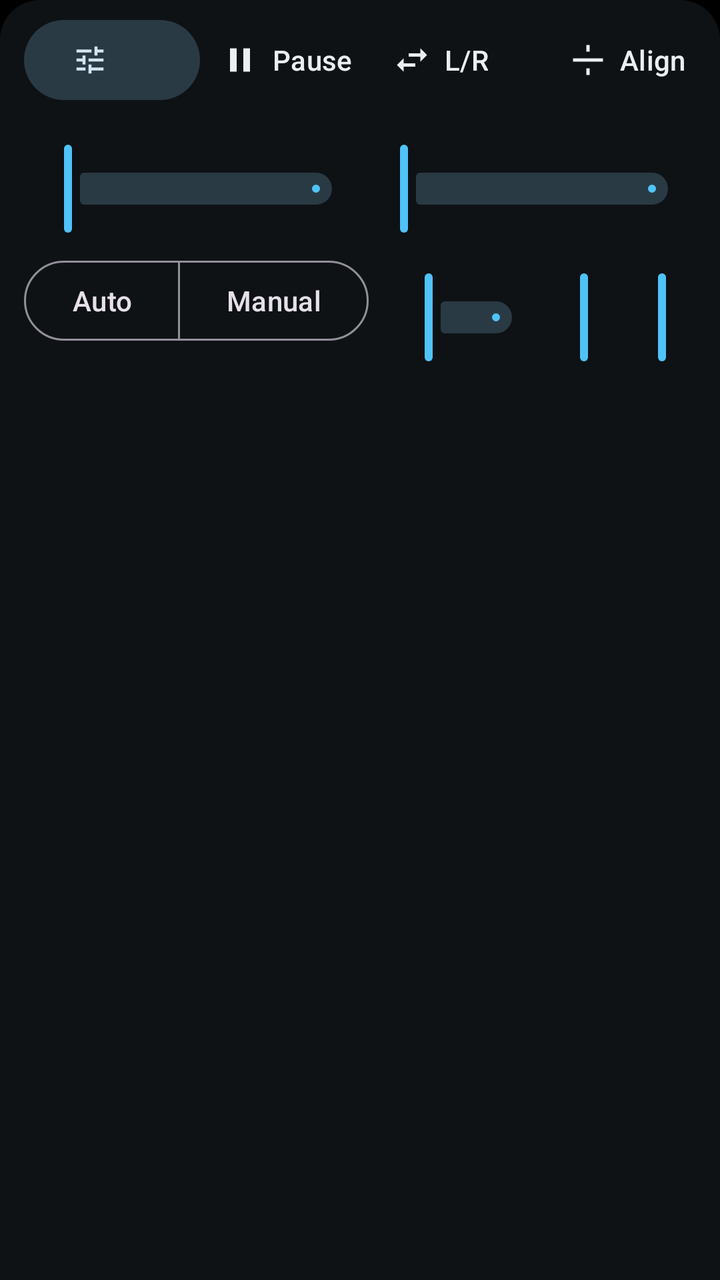
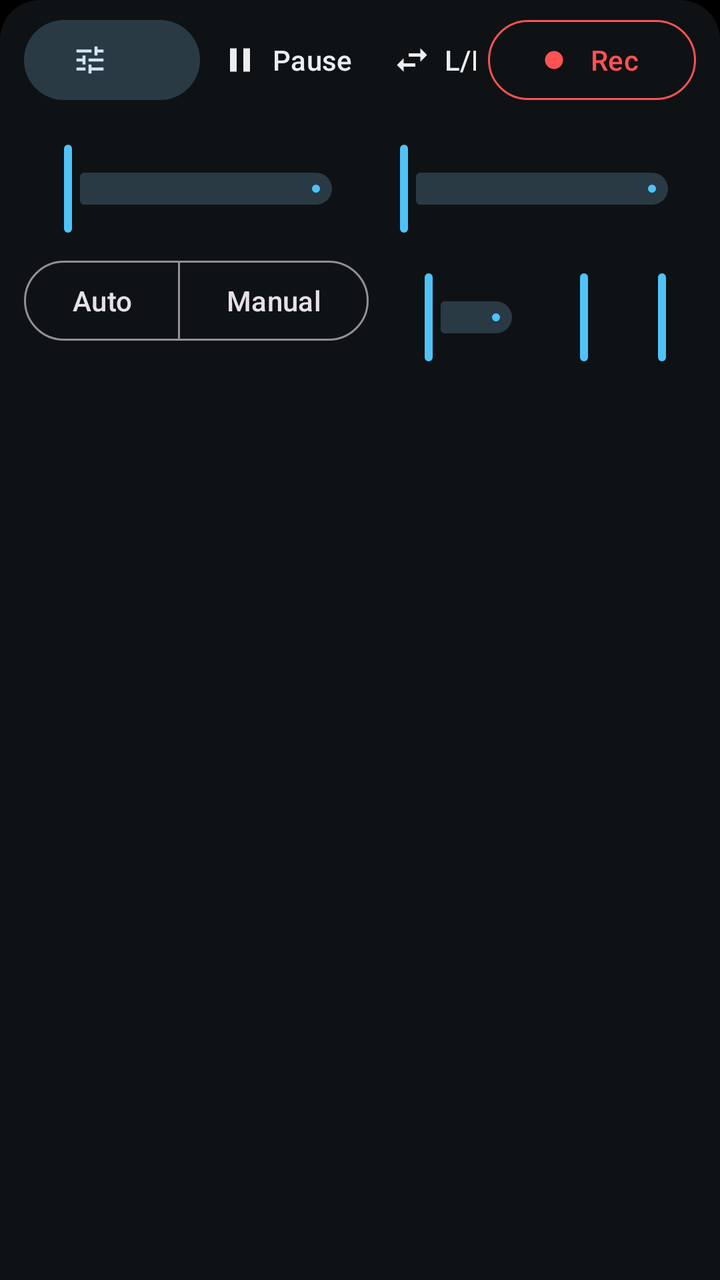

The first picture is an Android layout as it rendered before a commit; the second is the same layout after the commit. The layout source and the unified diff follow.
<!-- AndroidManifest.xml: application theme Theme.StereoView -->
<!-- res/layout/overlay_controls.xml -->
<?xml version="1.0" encoding="utf-8"?>
<LinearLayout xmlns:android="http://schemas.android.com/apk/res/android"
    xmlns:app="http://schemas.android.com/apk/res-auto"
    android:layout_width="match_parent"
    android:layout_height="wrap_content"
    android:background="@drawable/bg_panel"
    android:orientation="vertical"
    android:paddingHorizontal="12dp"
    android:paddingTop="6dp"
    android:paddingBottom="6dp">

    
    <LinearLayout
        android:layout_width="match_parent"
        android:layout_height="wrap_content"
        android:gravity="center_vertical"
        android:orientation="horizontal">

        <com.google.android.material.button.MaterialButton
            android:id="@+id/profileButton"
            style="@style/Widget.Material3.Button.TonalButton"
            android:layout_width="wrap_content"
            android:layout_height="wrap_content"
            android:maxWidth="220dp"
            android:ellipsize="end"
            android:maxLines="1"
            android:textAllCaps="false"
            app:icon="@drawable/ic_profile"
            app:iconSize="18dp" />

        <View
            android:layout_width="0dp"
            android:layout_height="1dp"
            android:layout_weight="1" />

        <com.google.android.material.button.MaterialButton
            android:id="@+id/playButton"
            style="@style/Widget.StereoView.ToolButton"
            android:layout_width="wrap_content"
            android:layout_height="wrap_content"
            android:text="@string/pause"
            app:icon="@drawable/ic_pause" />

        <com.google.android.material.button.MaterialButton
            android:id="@+id/swapButton"
            style="@style/Widget.StereoView.ToolButton"
            android:layout_width="wrap_content"
            android:layout_height="wrap_content"
            android:text="@string/swap"
            app:icon="@drawable/ic_swap" />

        <com.google.android.material.button.MaterialButton
            android:id="@+id/scaleButton"
            style="@style/Widget.StereoView.ToolButton"
            android:layout_width="wrap_content"
            android:layout_height="wrap_content" />

        <com.google.android.material.button.MaterialButton
            android:id="@+id/alignButton"
            style="@style/Widget.StereoView.ToolButton"
            android:layout_width="wrap_content"
            android:layout_height="wrap_content"
            android:text="@string/align"
            app:icon="@drawable/ic_align" />

        <com.google.android.material.button.MaterialButton
            android:id="@+id/hudButton"
            style="@style/Widget.StereoView.ToolButton"
            android:layout_width="wrap_content"
            android:layout_height="wrap_content"
            android:text="@string/hud" />

        <com.google.android.material.button.MaterialButton
            android:id="@+id/infoButton"
            style="@style/Widget.StereoView.ToolButton"
            android:layout_width="wrap_content"
            android:layout_height="wrap_content"
            android:contentDescription="@string/info"
            app:icon="@drawable/ic_info" />

        <com.google.android.material.button.MaterialButton
            android:id="@+id/settingsButton"
            style="@style/Widget.StereoView.ToolButton"
            android:layout_width="wrap_content"
            android:layout_height="wrap_content"
            android:contentDescription="@string/settings"
            app:icon="@drawable/ic_settings" />

        <com.google.android.material.button.MaterialButton
            android:id="@+id/collapseButton"
            style="@style/Widget.StereoView.ToolButton"
            android:layout_width="wrap_content"
            android:layout_height="wrap_content"
            android:contentDescription="@string/collapse"
            app:icon="@drawable/ic_expand_more" />

        <com.google.android.material.button.MaterialButton
            android:id="@+id/recordButton"
            style="@style/Widget.Material3.Button.OutlinedButton"
            android:layout_width="wrap_content"
            android:layout_height="wrap_content"
            android:layout_marginStart="6dp"
            android:minWidth="104dp"
            android:text="@string/record"
            android:textColor="@color/record"
            app:icon="@drawable/ic_record"
            app:iconTint="@color/record"
            app:strokeColor="@color/record" />
    </LinearLayout>

    
    <LinearLayout
        android:id="@+id/sliders"
        android:layout_width="match_parent"
        android:layout_height="wrap_content"
        android:orientation="vertical">

        <LinearLayout
            android:layout_width="match_parent"
            android:layout_height="wrap_content"
            android:baselineAligned="false"
            android:orientation="horizontal">

            <LinearLayout
                android:layout_width="0dp"
                android:layout_height="wrap_content"
                android:layout_weight="1"
                android:orientation="vertical">

                <TextView
                    android:id="@+id/convergenceLabel"
                    android:layout_width="wrap_content"
                    android:layout_height="wrap_content"
                    android:layout_marginStart="16dp"
                    android:textAppearance="@style/TextAppearance.StereoView.Label" />

                <com.google.android.material.slider.Slider
                    android:id="@+id/convergenceSlider"
                    android:layout_width="match_parent"
                    android:layout_height="wrap_content"
                    android:stepSize="1"
                    android:valueFrom="-200"
                    android:valueTo="200"
                    app:labelBehavior="gone"
                    app:tickVisible="false" />
            </LinearLayout>

            <LinearLayout
                android:layout_width="0dp"
                android:layout_height="wrap_content"
                android:layout_weight="1"
                android:orientation="vertical">

                <TextView
                    android:id="@+id/depthLabel"
                    android:layout_width="wrap_content"
                    android:layout_height="wrap_content"
                    android:layout_marginStart="16dp"
                    android:textAppearance="@style/TextAppearance.StereoView.Label" />

                <com.google.android.material.slider.Slider
                    android:id="@+id/depthSlider"
                    android:layout_width="match_parent"
                    android:layout_height="wrap_content"
                    android:stepSize="1"
                    android:valueFrom="0"
                    android:valueTo="100"
                    app:labelBehavior="gone"
                    app:tickVisible="false" />
            </LinearLayout>
        </LinearLayout>

        <LinearLayout
            android:layout_width="match_parent"
            android:layout_height="wrap_content"
            android:baselineAligned="false"
            android:gravity="center_vertical"
            android:orientation="horizontal">

            <com.google.android.material.button.MaterialButtonToggleGroup
                android:id="@+id/exposureModeGroup"
                android:layout_width="wrap_content"
                android:layout_height="wrap_content"
                android:layout_marginEnd="8dp"
                app:selectionRequired="true"
                app:singleSelection="true">

                <com.google.android.material.button.MaterialButton
                    android:id="@+id/exposureAutoButton"
                    style="@style/Widget.Material3.Button.OutlinedButton"
                    android:layout_width="wrap_content"
                    android:layout_height="wrap_content"
                    android:minWidth="0dp"
                    android:text="@string/exposure_auto"
                    android:textAllCaps="false" />

                <com.google.android.material.button.MaterialButton
                    android:id="@+id/exposureManualButton"
                    style="@style/Widget.Material3.Button.OutlinedButton"
                    android:layout_width="wrap_content"
                    android:layout_height="wrap_content"
                    android:minWidth="0dp"
                    android:text="@string/exposure_manual"
                    android:textAllCaps="false" />
            </com.google.android.material.button.MaterialButtonToggleGroup>

            <LinearLayout
                android:id="@+id/brightnessColumn"
                android:layout_width="0dp"
                android:layout_height="wrap_content"
                android:layout_weight="2"
                android:orientation="vertical">

                <TextView
                    android:id="@+id/brightnessLabel"
                    android:layout_width="wrap_content"
                    android:layout_height="wrap_content"
                    android:layout_marginStart="16dp"
                    android:textAppearance="@style/TextAppearance.StereoView.Label" />

                <com.google.android.material.slider.Slider
                    android:id="@+id/brightnessSlider"
                    android:layout_width="match_parent"
                    android:layout_height="wrap_content"
                    android:stepSize="1"
                    android:valueFrom="0"
                    android:valueTo="1"
                    app:labelBehavior="gone"
                    app:tickVisible="false" />
            </LinearLayout>

            <LinearLayout
                android:id="@+id/shutterColumn"
                android:layout_width="0dp"
                android:layout_height="wrap_content"
                android:layout_weight="1"
                android:orientation="vertical">

                <TextView
                    android:id="@+id/shutterLabel"
                    android:layout_width="wrap_content"
                    android:layout_height="wrap_content"
                    android:layout_marginStart="16dp"
                    android:textAppearance="@style/TextAppearance.StereoView.Label" />

                <com.google.android.material.slider.Slider
                    android:id="@+id/shutterSlider"
                    android:layout_width="match_parent"
                    android:layout_height="wrap_content"
                    android:stepSize="1"
                    android:valueFrom="0"
                    android:valueTo="1000"
                    app:labelBehavior="gone"
                    app:tickVisible="false" />
            </LinearLayout>

            <LinearLayout
                android:id="@+id/isoColumn"
                android:layout_width="0dp"
                android:layout_height="wrap_content"
                android:layout_weight="1"
                android:orientation="vertical">

                <TextView
                    android:id="@+id/isoLabel"
                    android:layout_width="wrap_content"
                    android:layout_height="wrap_content"
                    android:layout_marginStart="16dp"
                    android:textAppearance="@style/TextAppearance.StereoView.Label" />

                <com.google.android.material.slider.Slider
                    android:id="@+id/isoSlider"
                    android:layout_width="match_parent"
                    android:layout_height="wrap_content"
                    android:stepSize="1"
                    android:valueFrom="0"
                    android:valueTo="1000"
                    app:labelBehavior="gone"
                    app:tickVisible="false" />
            </LinearLayout>
        </LinearLayout>
    </LinearLayout>

    <TextView
        android:id="@+id/statusText"
        android:layout_width="match_parent"
        android:layout_height="wrap_content"
        android:layout_marginHorizontal="4dp"
        android:ellipsize="end"
        android:maxLines="2"
        android:textAppearance="@style/TextAppearance.Material3.BodySmall"
        android:textColor="@color/panel_text_secondary" />
</LinearLayout>
<!-- resources referenced by this layout -->
<resources>
  <color name="panel_text_secondary">#9FB0BA</color>
  <color name="record">#FF5252</color>
  <!-- drawable bg_panel (drawable) -->
  <shape xmlns:android="http://schemas.android.com/apk/res/android">
      <solid android:color="@color/panel_surface" />
      <corners android:topLeftRadius="20dp" android:topRightRadius="20dp" />
  </shape>
  <!-- drawable ic_align (drawable) -->
  <vector xmlns:android="http://schemas.android.com/apk/res/android"
      android:width="24dp"
      android:height="24dp"
      android:viewportWidth="24"
      android:viewportHeight="24">
      <path
          android:fillColor="#FFFFFFFF"
          android:pathData="M3,11h18v2H3zM11,3h2v4h-2zM11,17h2v4h-2z" />
  </vector>
  <!-- drawable ic_expand_more (drawable) -->
  <vector xmlns:android="http://schemas.android.com/apk/res/android"
      android:width="24dp"
      android:height="24dp"
      android:viewportWidth="24"
      android:viewportHeight="24">
      <path
          android:fillColor="#FFFFFFFF"
          android:pathData="M16.59,8.59L12,13.17 7.41,8.59 6,10l6,6 6,-6z" />
  </vector>
  <!-- drawable ic_info (drawable) -->
  <vector xmlns:android="http://schemas.android.com/apk/res/android"
      android:width="24dp"
      android:height="24dp"
      android:viewportWidth="24"
      android:viewportHeight="24">
      <path
          android:fillColor="#FFFFFFFF"
          android:pathData="M12,2C6.48,2 2,6.48 2,12s4.48,10 10,10 10,-4.48 10,-10S17.52,2 12,2zM13,17h-2v-6h2v6zM13,9h-2V7h2v2z" />
  </vector>
  <!-- drawable ic_pause (drawable) -->
  <vector xmlns:android="http://schemas.android.com/apk/res/android"
      android:width="24dp"
      android:height="24dp"
      android:viewportWidth="24"
      android:viewportHeight="24">
      <path
          android:fillColor="#FFFFFFFF"
          android:pathData="M6,19h4V5H6v14zM14,5v14h4V5h-4z" />
  </vector>
  <!-- drawable ic_profile (drawable) -->
  <vector xmlns:android="http://schemas.android.com/apk/res/android"
      android:width="24dp"
      android:height="24dp"
      android:viewportWidth="24"
      android:viewportHeight="24">
      <path
          android:fillColor="#FFFFFFFF"
          android:pathData="M3,17v2h6v-2H3zM3,5v2h10V5H3zM13,21v-2h8v-2h-8v-2h-2v6h2zM7,9v2H3v2h4v2h2V9H7zM21,13v-2H11v2h10zM15,9h2V7h4V5h-4V3h-2v6z" />
  </vector>
  <!-- drawable ic_record (drawable) -->
  <vector xmlns:android="http://schemas.android.com/apk/res/android"
      android:width="24dp"
      android:height="24dp"
      android:viewportWidth="24"
      android:viewportHeight="24">
      <path
          android:fillColor="#FFFFFFFF"
          android:pathData="M12,12m-6,0a6,6 0,1 1,12 0a6,6 0,1 1,-12 0" />
  </vector>
  <!-- drawable ic_swap (drawable) -->
  <vector xmlns:android="http://schemas.android.com/apk/res/android"
      android:width="24dp"
      android:height="24dp"
      android:viewportWidth="24"
      android:viewportHeight="24">
      <path
          android:fillColor="#FFFFFFFF"
          android:pathData="M6.99,11L3,15l3.99,4v-3H14v-2H6.99v-3zM21,9l-3.99,-4v3H10v2h7.01v3L21,9z" />
  </vector>
  <string name="align">Align</string>
  <string name="collapse">Collapse controls</string>
  <string name="exposure_auto">Auto</string>
  <string name="exposure_manual">Manual</string>
  <string name="hud">HUD</string>
  <string name="info">Info</string>
  <string name="pause">Pause</string>
  <string name="record">Rec</string>
  <string name="settings">Settings</string>
  <string name="swap">L/R</string>
  <style name="TextAppearance.StereoView.Label" parent="TextAppearance.Material3.LabelMedium">
          <item name="android:textColor">@color/panel_text_secondary</item>
      </style>
  <color name="panel_surface">#E6101418</color>
  <color name="panel_text">#ECEFF1</color>
  <color name="accent">#4FC3F7</color>
  <!-- unchanged entries left out for length: 3 -->
</resources>

<!-- the commit's change to res/layout/overlay_controls.xml (unified diff, before → after) -->
@@ -11,6 +11,7 @@
 
     
     <LinearLayout
+        android:id="@+id/toolbarRow"
         android:layout_width="match_parent"
         android:layout_height="wrap_content"
         android:gravity="center_vertical"
@@ -28,71 +29,84 @@
             app:icon="@drawable/ic_profile"
             app:iconSize="18dp" />
 
-        <View
+        
+        <HorizontalScrollView
+            android:id="@+id/actionsScroll"
             android:layout_width="0dp"
-            android:layout_height="1dp"
-            android:layout_weight="1" />
-
-        <com.google.android.material.button.MaterialButton
-            android:id="@+id/playButton"
-            style="@style/Widget.StereoView.ToolButton"
-            android:layout_width="wrap_content"
-            android:layout_height="wrap_content"
-            android:text="@string/pause"
-            app:icon="@drawable/ic_pause" />
-
-        <com.google.android.material.button.MaterialButton
-            android:id="@+id/swapButton"
-            style="@style/Widget.StereoView.ToolButton"
-            android:layout_width="wrap_content"
-            android:layout_height="wrap_content"
-            android:text="@string/swap"
-            app:icon="@drawable/ic_swap" />
-
-        <com.google.android.material.button.MaterialButton
-            android:id="@+id/scaleButton"
-            style="@style/Widget.StereoView.ToolButton"
-            android:layout_width="wrap_content"
-            android:layout_height="wrap_content" />
-
-        <com.google.android.material.button.MaterialButton
-            android:id="@+id/alignButton"
-            style="@style/Widget.StereoView.ToolButton"
-            android:layout_width="wrap_content"
-            android:layout_height="wrap_content"
-            android:text="@string/align"
-            app:icon="@drawable/ic_align" />
-
-        <com.google.android.material.button.MaterialButton
-            android:id="@+id/hudButton"
-            style="@style/Widget.StereoView.ToolButton"
-            android:layout_width="wrap_content"
-            android:layout_height="wrap_content"
-            android:text="@string/hud" />
-
-        <com.google.android.material.button.MaterialButton
-            android:id="@+id/infoButton"
-            style="@style/Widget.StereoView.ToolButton"
-            android:layout_width="wrap_content"
-            android:layout_height="wrap_content"
-            android:contentDescription="@string/info"
-            app:icon="@drawable/ic_info" />
-
-        <com.google.android.material.button.MaterialButton
-            android:id="@+id/settingsButton"
-            style="@style/Widget.StereoView.ToolButton"
-            android:layout_width="wrap_content"
-            android:layout_height="wrap_content"
-            android:contentDescription="@string/settings"
-            app:icon="@drawable/ic_settings" />
-
-        <com.google.android.material.button.MaterialButton
-            android:id="@+id/collapseButton"
-            style="@style/Widget.StereoView.ToolButton"
-            android:layout_width="wrap_content"
-            android:layout_height="wrap_content"
-            android:contentDescription="@string/collapse"
-            app:icon="@drawable/ic_expand_more" />
+            android:layout_height="wrap_content"
+            android:layout_weight="1"
+            android:fillViewport="true"
+            android:scrollbars="none">
+
+            <LinearLayout
+                android:id="@+id/actionsRow"
+                android:layout_width="match_parent"
+                android:layout_height="wrap_content"
+                android:gravity="end|center_vertical"
+                android:orientation="horizontal">
+
+                <com.google.android.material.button.MaterialButton
+                    android:id="@+id/playButton"
+                    style="@style/Widget.StereoView.ToolButton"
+                    android:layout_width="wrap_content"
+                    android:layout_height="wrap_content"
+                    android:text="@string/pause"
+                    app:icon="@drawable/ic_pause" />
+
+                <com.google.android.material.button.MaterialButton
+                    android:id="@+id/swapButton"
+                    style="@style/Widget.StereoView.ToolButton"
+                    android:layout_width="wrap_content"
+                    android:layout_height="wrap_content"
+                    android:text="@string/swap"
+                    app:icon="@drawable/ic_swap" />
+
+                <com.google.android.material.button.MaterialButton
+                    android:id="@+id/scaleButton"
+                    style="@style/Widget.StereoView.ToolButton"
+                    android:layout_width="wrap_content"
+                    android:layout_height="wrap_content" />
+
+                <com.google.android.material.button.MaterialButton
+                    android:id="@+id/alignButton"
+                    style="@style/Widget.StereoView.ToolButton"
+                    android:layout_width="wrap_content"
+                    android:layout_height="wrap_content"
+                    android:text="@string/align"
+                    app:icon="@drawable/ic_align" />
+
+                <com.google.android.material.button.MaterialButton
+                    android:id="@+id/hudButton"
+                    style="@style/Widget.StereoView.ToolButton"
+                    android:layout_width="wrap_content"
+                    android:layout_height="wrap_content"
+                    android:text="@string/hud" />
+
+                <com.google.android.material.button.MaterialButton
+                    android:id="@+id/infoButton"
+                    style="@style/Widget.StereoView.ToolButton"
+                    android:layout_width="wrap_content"
+                    android:layout_height="wrap_content"
+                    android:contentDescription="@string/info"
+                    app:icon="@drawable/ic_info" />
+
+                <com.google.android.material.button.MaterialButton
+                    android:id="@+id/settingsButton"
+                    style="@style/Widget.StereoView.ToolButton"
+                    android:layout_width="wrap_content"
+                    android:layout_height="wrap_content"
+                    android:contentDescription="@string/settings"
+                    app:icon="@drawable/ic_settings" />
+
+                <com.google.android.material.button.MaterialButton
+                    android:id="@+id/collapseButton"
+                    style="@style/Widget.StereoView.ToolButton"
+                    android:layout_width="wrap_content"
+                    android:layout_height="wrap_content"
+                    android:contentDescription="@string/collapse"
+                    app:icon="@drawable/ic_expand_more" />
+            </LinearLayout>
+        </HorizontalScrollView>
 
         <com.google.android.material.button.MaterialButton
             android:id="@+id/recordButton"
@@ -107,6 +121,13 @@
             app:iconTint="@color/record"
             app:strokeColor="@color/record" />
     </LinearLayout>
+
+    
+    <FrameLayout
+        android:id="@+id/portraitActions"
+        android:layout_width="match_parent"
+        android:layout_height="wrap_content"
+        android:visibility="gone" />
 
     
     <LinearLayout
